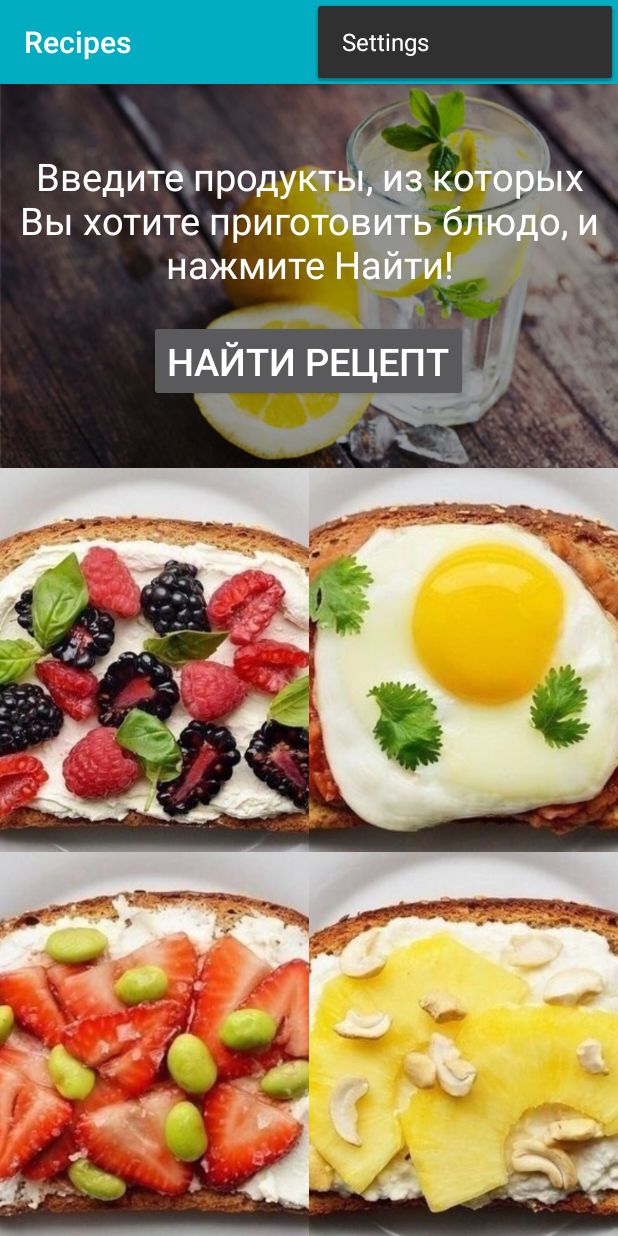
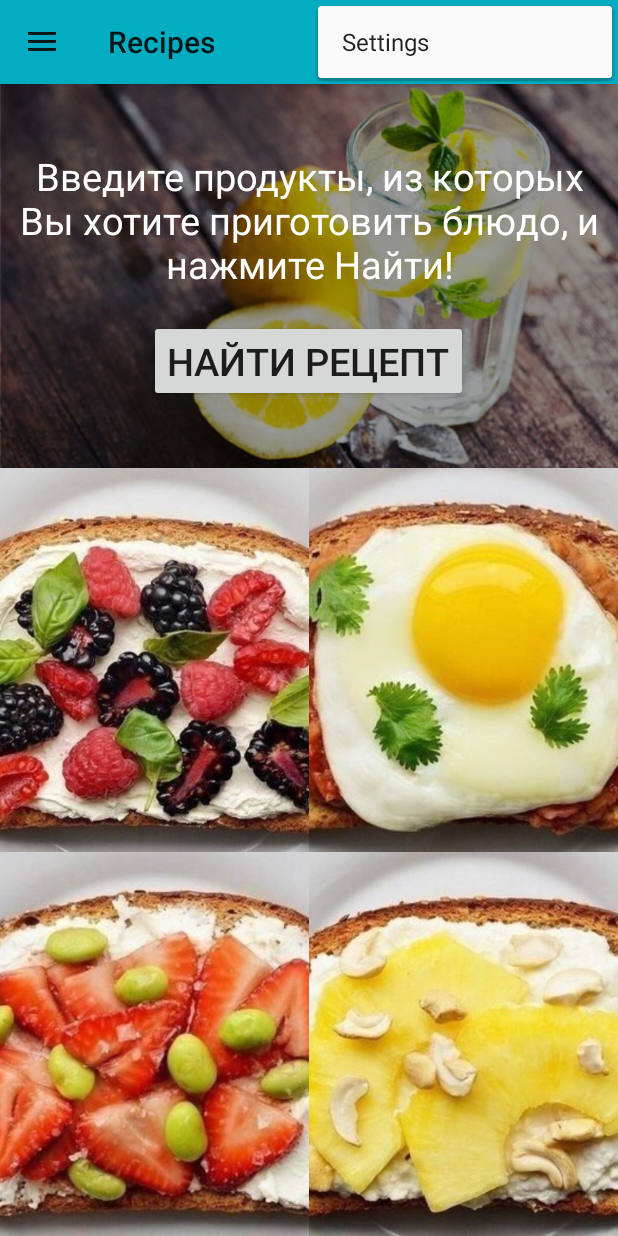
Before and after one commit to Elizaveta19/Recipes_Project, an Android app: the screen it shows after launch (MainActivity), with the options menu open, on a phone screen of 412 x 824 dp. Run offline under Robolectric (Android 15) with nearby library versions, the phone set to English and light mode, and no system bars.

Commit message:
Drawer_4
Выдвигается-задвигается по кнопочке. Осталось добваить обработку нажания
на пункт меню.

```diff
--- a/Recipes/app/src/main/java/com/acer/recipes/MainActivity.java
+++ b/Recipes/app/src/main/java/com/acer/recipes/MainActivity.java
@@ -1,17 +1,33 @@
 package com.acer.recipes;
 
+import android.content.res.Configuration;
+import android.os.PersistableBundle;
+import android.support.design.widget.NavigationView;
+import android.support.design.widget.TabLayout;
+import android.support.v4.view.ViewPager;
 import android.support.v4.widget.DrawerLayout;
+import android.support.v7.app.ActionBarDrawerToggle;
 import android.support.v7.app.AppCompatActivity;
 import android.os.Bundle;
 import android.view.Menu;
 import android.view.MenuItem;
+import android.view.View;
+import android.widget.AdapterView;
+import android.widget.ArrayAdapter;
+import android.widget.ListView;
+import android.widget.TableLayout;
+import android.widget.Toast;
 import android.widget.Toolbar;
 
 public class MainActivity extends AppCompatActivity {
 
+    private ViewPager viewPager;
+
     private static final int LAYOUT = R.layout.activity_main;
     private DrawerLayout drawerLayout;
-
+    private ListView listView;
+    private String[] navigationItems;
+    private ActionBarDrawerToggle drawerLitener;
 
     @Override
     protected void onCreate(Bundle savedInstanceState) {
@@ -19,11 +35,101 @@ public class MainActivity extends AppCompatActivity {
         setTheme(R.style.AppDefault);
         setContentView(LAYOUT);
 
-        initNavigationView();
+        navigationItems = getResources().getStringArray(R.array.navigationDrawer);
+        listView = (ListView) findViewById(R.id.navigation);
+
+        //listView.setAdapter(new ArrayAdapter<>(this, android.R.layout.simple_list_item_1, navigationItems));
+
+        listView.setOnItemClickListener(new AdapterView.OnItemClickListener() {
+            @Override
+            public void onItemClick(AdapterView<?> parent, View view, int position, long id) {
+                Toast.makeText(getApplicationContext(), navigationItems[position] + " was selected", Toast.LENGTH_LONG).show();
+                selectItem(position);
+            }
+        });
+        drawerLayout = (DrawerLayout) findViewById(R.id.drawer_layout);
+        drawerLitener = new ActionBarDrawerToggle(this, drawerLayout, R.string.drawer_open, R.string.drawer_close)
+        {
+            @Override
+            public void onDrawerClosed(View drawerView)
+            {
+                super.onDrawerClosed(drawerView);
+            }
+            @Override
+            public void onDrawerOpened(View drawerView)
+            {
+                super.onDrawerOpened(drawerView);
+            }
+        };
+
+        drawerLayout.setDrawerListener(drawerLitener);
+        getSupportActionBar().setHomeButtonEnabled(true);
+        getSupportActionBar().setDisplayHomeAsUpEnabled(true);
+
+    }
+
+    @Override
+    public boolean onOptionsItemSelected(MenuItem item)
+    {
+        if(drawerLitener.onOptionsItemSelected(item))
+            return true;
+
+        return  super.onOptionsItemSelected(item);
+    }
+
+    @Override
+    public void onConfigurationChanged(Configuration newConfig) {
+        super.onConfigurationChanged(newConfig);
+        drawerLitener.onConfigurationChanged(newConfig);
+    }
+
+    @Override
+    public void onPostCreate(Bundle savedInstanceState) {
+        super.onPostCreate(savedInstanceState);
+        drawerLitener.syncState();
+    }
+
+    public void selectItem(int position) {
+        listView.setItemChecked(position, true);
+        setTitle(navigationItems[position]);
+    }
+
+    public void setTitle(String title)
+    {
+        getSupportActionBar().setTitle(title);
     }
 
     private void initNavigationView() {
-        drawerLayout = (DrawerLayout) findViewById(R.id.drawer_layout);
+
+
+        /*ActionBarDrawerToggle toggle = new ActionBarDrawerToggle(this, drawerLayout, toolbar, "Open", "Close");
+        drawerLayout.setDrawerListener(toggle);
+        toggle.syncState();
+
+        NavigationView navigationView = (NavigationView) findViewById(R.id.navigation);
+        navigationView.setNavigationItemSelectedListener(new NavigationView.OnNavigationItemSelectedListener()
+        {
+            @Override
+            public  boolean onNavigationItemSelected(MenuItem menuItem)
+            {
+                drawerLayout.closeDrawers();
+                switch (menuItem.getItemId()) {
+                    case R.id.homeItem:
+                        //show
+                }
+                return false;
+            }
+        });*/
+    }
+
+    private void initTabs()
+    {
+        viewPager = (ViewPager) findViewById(R.id.viewPager);
+       /* TabsPagerFragmentAdapter adapter = new TabsPagerFragmentAdapter(getSupportFragmentManager());
+        viewPager.setAdapter(adapter);
+
+        TabLayout tabLayout = (TabLayout) findViewById(R.id.tabLayout);
+        tabLayout.setupWithViewPager(viewPager);*/
     }
 
     @Override
@@ -32,19 +138,4 @@ public class MainActivity extends AppCompatActivity {
         getMenuInflater().inflate(R.menu.menu_main, menu);
         return true;
     }
-
-    @Override
-    public boolean onOptionsItemSelected(MenuItem item) {
-        // Handle action bar item clicks here. The action bar will
-        // automatically handle clicks on the Home/Up button, so long
-        // as you specify a parent activity in AndroidManifest.xml.
-        int id = item.getItemId();
-
-        //noinspection SimplifiableIfStatement
-        if (id == R.id.action_settings) {
-            return true;
-        }
-
-        return super.onOptionsItemSelected(item);
-    }
 }
--- a/Recipes/app/src/main/res/layout/activity_main.xml
+++ b/Recipes/app/src/main/res/layout/activity_main.xml
@@ -103,16 +103,19 @@
         </LinearLayout>
     </LinearLayout>
 
-    <android.support.design.widget.NavigationView
+    <ListView
         android:id="@+id/navigation"
         android:layout_width="240dp"
         android:layout_height="match_parent"
         android:layout_gravity="start"
+        app:headerLayout="@layout/navigation_header"
         android:background="@color/drawerBackground"
+        android:divider="@null"/>
+        <!--
+        android.support.design.widget.NavigationView
+        app:itemTextAppearance="@style/NavDrawerStyle"
         app:menu="@menu/menu_navigation"
-        app:headerLayout="@layout/navigation_header"
-        app:itemTextAppearance="@style/NavDrawerStyle"/>
-        <!--android:choiceMode="singleChoice"
+        android:choiceMode="singleChoice"
         android:divider="@android:color/transparent"
         android:dividerHeight="0dp"/-->
 
--- a/Recipes/app/src/main/res/menu/menu_navigation.xml
+++ b/Recipes/app/src/main/res/menu/menu_navigation.xml
@@ -2,6 +2,7 @@
 <menu xmlns:android="http://schemas.android.com/apk/res/android">
 
     <item
+        android:id="@+id/homeItem"
         android:orderInCategory="100"
         android:title="@string/menu_item_home"
         android:icon="@drawable/ic_home"/>
--- a/Recipes/app/src/main/res/values/strings.xml
+++ b/Recipes/app/src/main/res/values/strings.xml
@@ -11,4 +11,12 @@
     <string name="sa_search_title">Продукты</string>
     <string name="sa_search_hint">Ингредиент...</string>
     <string name="sa_search_calories_hint">Калорийность до...</string>
+
+
+    <string name="drawer_open">Open</string>
+    <string name="drawer_close">Close</string>
+    <string-array name="navigationDrawer">
+        <item>Home</item>
+        <item>Search</item>
+    </string-array>
 </resources>
--- a/Recipes/app/src/main/res/values/styles.xml
+++ b/Recipes/app/src/main/res/values/styles.xml
@@ -5,13 +5,13 @@
         <!-- Customize your theme here. -->
     </style>
 
-    <style name="AppDefault" parent="Theme.AppCompat">
+    <style name="AppDefault" parent="Theme.AppCompat.Light">
         <item name="colorPrimary">@color/colorPrimary</item>
         <item name="colorPrimaryDark">@color/colorPrimaryDark</item>
         <item name="colorControlNormal">@color/colorWhite</item>
     </style>
 
-    <style name="NavDrawerStyle" parent="Base.TextAppearance.AppCompat">
+    <style name="NavDrawerStyle" parent="Theme.AppCompat.Light">
         <item name="android:textColor">@color/colorBlack</item>
     </style>
 
```
Also changed, not shown: Recipes/app/src/main/java/com/acer/recipes/MyAdapter.java (added, +27 -0 lines), Recipes/app/src/main/res/layout/activity_recipes_result.xml (added, +35 -0 lines), Recipes/app/src/main/res/drawable-hdpi/ic_arrow_right.png (added), Recipes/app/src/main/res/drawable-hdpi/ic_drawer.png (added), Recipes/app/src/main/res/drawable-ldpi/ic_arrow_right.png (added), Recipes/app/src/main/res/drawable-mdpi/ic_arrow_right.png (added), Recipes/app/src/main/res/drawable-mdpi/ic_drawer.png (added), Recipes/app/src/main/res/drawable-xhdpi/ic_arrow_right.png (added), Recipes/app/src/main/res/drawable-xhdpi/ic_drawer.png (added), Recipes/app/src/main/res/drawable-xxhdpi/ic_arrow_right.png (added), Recipes/app/src/main/res/drawable-xxxhdpi/ic_arrow_right.png (added).
